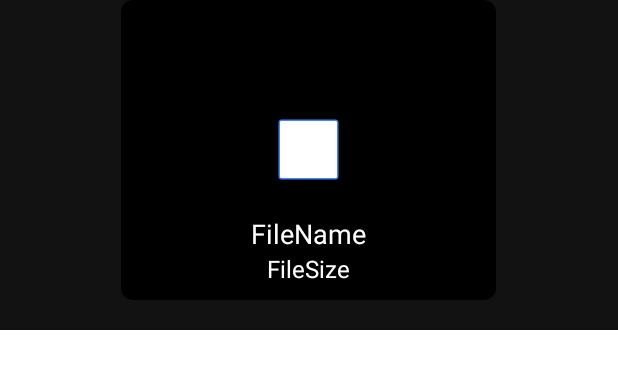
After one commit to sivansundar/Boltraz, an Android app: the layout subject_note_item.xml on its own in the app's theme, with its tools: preview values and no code run, on a phone screen of 412 x 824 dp. The commit adds this screen. Shown: the top 369 px of the screen. Run offline under Robolectric (Android 15) with nearby library versions, the phone set to English and light mode, and no system bars.

Commit message:
SubjectActivity. Lists down the all the notes of a subject successfully with their metadata. Should work on downloading the files now.

```diff
--- a/app/src/main/java/com/boltraz/Fragments/MainFragment.java
+++ b/app/src/main/java/com/boltraz/Fragments/MainFragment.java
@@ -415,7 +415,6 @@ public class MainFragment extends Fragment {
                 @Override
                 public void onComplete(@NonNull Task<UploadTask.TaskSnapshot> task) {
                     if (task.isSuccessful()) {
-
                         filePath.getDownloadUrl().addOnCompleteListener(new OnCompleteListener<Uri>() {
                             @Override
                             public void onComplete(@NonNull Task<Uri> task) {
--- a/app/src/main/java/com/boltraz/Fragments/NotesFragment.java
+++ b/app/src/main/java/com/boltraz/Fragments/NotesFragment.java
@@ -136,11 +136,15 @@ public class NotesFragment extends Fragment {
         subjectViewHolder.setTitle(subjectModel.getTitle());
         subjectViewHolder.setCcode(subjectModel.getCcode());
 
+        String subjectID = subjectModel.getSub_id();
+
         subjectViewHolder.mView.setOnClickListener(new View.OnClickListener() {
           @Override
           public void onClick(View v) {
 
-            startActivity(new Intent(getActivity(), SubjectActivity.class));
+            Intent intent = new Intent(new Intent(getActivity(), SubjectActivity.class));
+            intent.putExtra("subject_id", subjectID);
+            startActivity(intent);
 
           }
         });
--- /dev/null
+++ b/app/src/main/res/layout/subject_note_item.xml
@@ -0,0 +1,72 @@
+<?xml version="1.0" encoding="utf-8"?>
+<LinearLayout xmlns:android="http://schemas.android.com/apk/res/android"
+    android:orientation="vertical" android:layout_width="match_parent"
+    android:layout_height="wrap_content"
+    android:background="#121212">
+
+    <RelativeLayout
+        android:layout_marginBottom="20dp"
+        android:layout_width="match_parent"
+        android:layout_height="wrap_content">
+
+
+        <com.google.android.material.card.MaterialCardView xmlns:app="http://schemas.android.com/apk/res-auto"
+            app:cardBackgroundColor="#000"
+            app:cardCornerRadius="8dp"
+            android:layout_centerHorizontal="true"
+            android:layout_width="250dp"
+            android:layout_height="200dp">
+
+            <RelativeLayout
+                android:layout_gravity="center"
+                android:layout_width="match_parent"
+                android:layout_height="wrap_content">
+
+                <ImageView
+                    android:id="@+id/file_icon_imageView"
+                    android:layout_width="match_parent"
+                    android:layout_height="wrap_content"
+                    android:src="@drawable/common_google_signin_btn_icon_dark_normal_background">
+
+                </ImageView>
+            </RelativeLayout>
+
+
+            <RelativeLayout
+                android:layout_gravity="bottom"
+                android:layout_width="match_parent"
+                android:layout_height="wrap_content"
+                android:layout_marginBottom="10dp">
+
+                <TextView
+                    android:id="@+id/fileName_text"
+                    android:text="FileName"
+                    android:textSize="18sp"
+                    android:textColor="#fff"
+                    android:layout_centerHorizontal="true"
+                    android:layout_width="wrap_content"
+                    android:layout_height="wrap_content">
+
+                </TextView>
+
+                <TextView
+                    android:id="@+id/fileSize_text"
+                    android:text="FileSize"
+                    android:textSize="16sp"
+                    android:textColor="#fff"
+                    android:layout_below="@+id/fileName_text"
+                    android:layout_centerHorizontal="true"
+                    android:layout_width="wrap_content"
+                    android:layout_height="wrap_content">
+
+                </TextView>
+
+            </RelativeLayout>
+
+        </com.google.android.material.card.MaterialCardView>
+
+
+    </RelativeLayout>
+
+
+</LinearLayout>
```
Also changed, not shown: app/src/main/java/com/boltraz/Model/NoteModel.java (added, +51 -0 lines), app/src/main/java/com/boltraz/SubjectActivity.java (+103 -0 lines).
